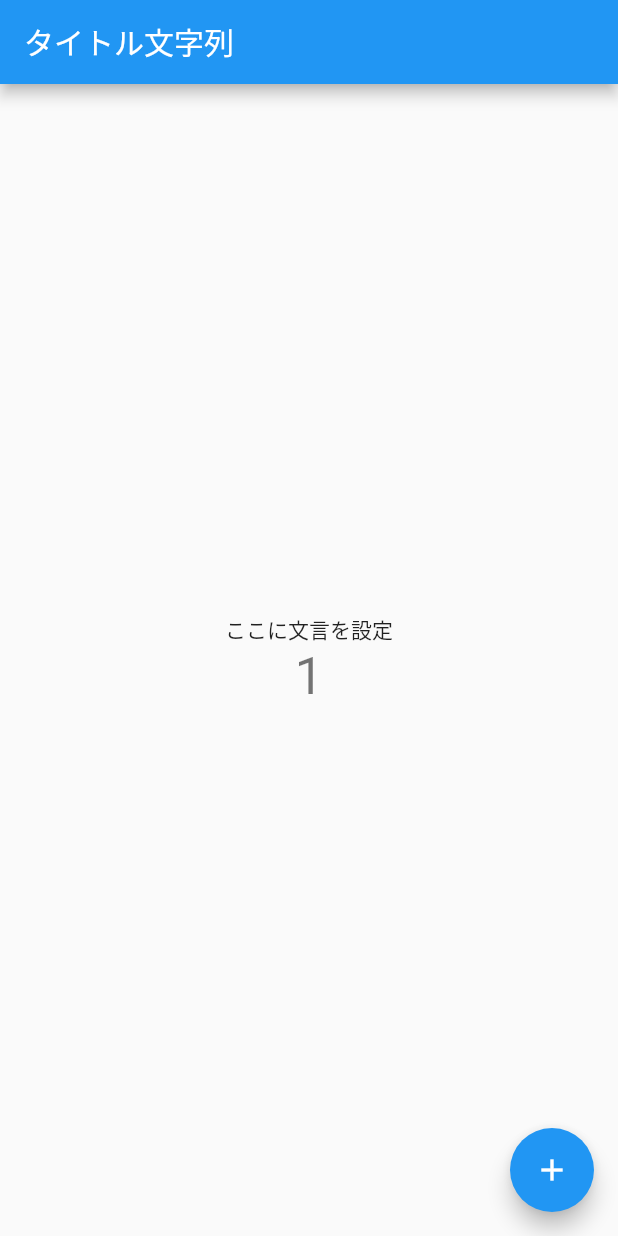
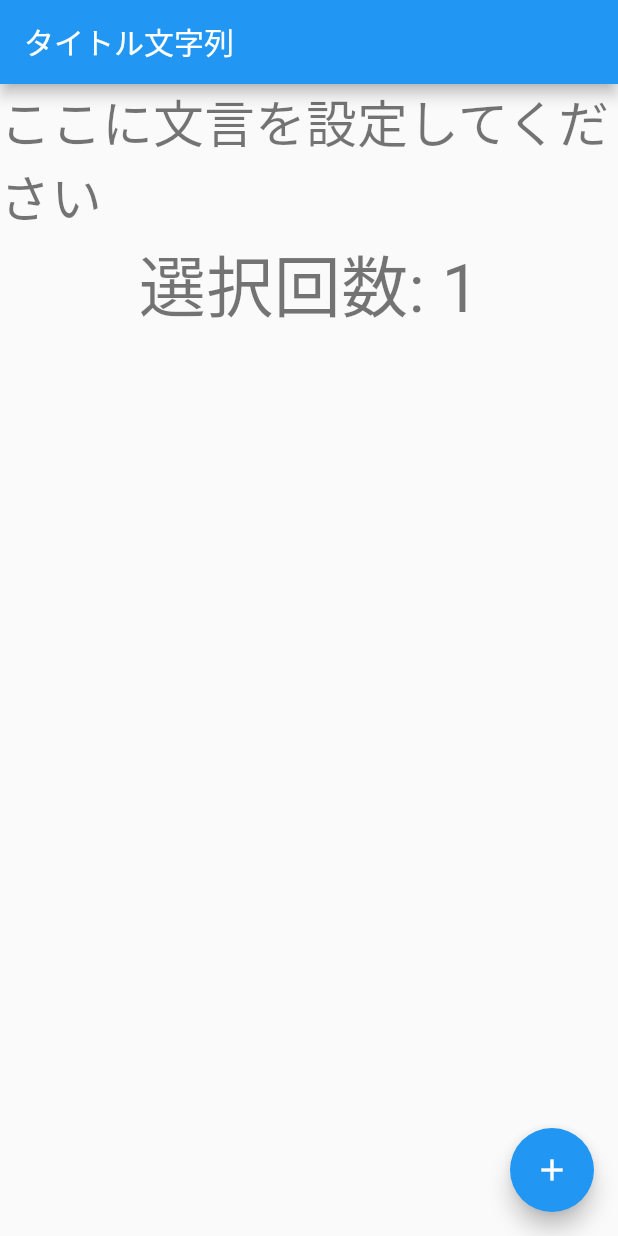
Before and after one commit to YI201610/FlutterPractice, a Flutter app: the screen it shows after launch, after a tap on the "add" icon, on a phone screen of 412 x 824 dp. Run offline on Flutter 3.47's test engine with Material 2 defaults, Android fonts, the phone set to English and light mode, and no system bars; network calls fail.

Commit message:
動作検証

```diff
--- a/lib/Domain/iTunes.dart
+++ b/lib/Domain/iTunes.dart
@@ -2,12 +2,14 @@ import 'package:FlutterTips/TechnicalService/HTTPService.dart';
 
 class iTunes {
 
+  /*クラスメソッド*/
   static void test() {
 
     var uri = new Uri.https(
         'rss.itunes.apple.com',
         '/api/v1/us/ios-apps/new-apps-we-love/all/10/explicit.json',
         null);
+
     final future = HTTPService.getJSONContent(uri);
     future.then((json) {
       print("*** json: ${json}");
--- a/lib/UI/MyApp.dart
+++ b/lib/UI/MyApp.dart
@@ -5,6 +5,7 @@ import 'package:FlutterTips/UI/MyHomePage.dart';
 
 /*  */
 class MyApp extends StatelessWidget {
+
   @override
   Widget build(BuildContext context) {
 
--- a/lib/UI/MyHomePage.dart
+++ b/lib/UI/MyHomePage.dart
@@ -13,7 +13,7 @@ class MyHomePage extends StatefulWidget {
 class _MyHomePageState extends State<MyHomePage> {
   int _counter = 0;
 
-  void _incrementCounter() {
+  void _updateCounterText() {
     setState(() {
       _counter++;
     });
@@ -28,23 +28,26 @@ class _MyHomePageState extends State<MyHomePage> {
       ),
       body: new Center(
         child: new Column(
-          mainAxisAlignment: MainAxisAlignment.center,
+          mainAxisAlignment: MainAxisAlignment.start,
           children: <Widget>[
             new Text(
-              'ここに文言を設定',
+              'ここに文言を設定してください',
+              style: Theme.of(context).textTheme.display1,
             ),
             new Text(
-              '$_counter',
-              style: Theme.of(context).textTheme.display1,
+              '選択回数: $_counter',
+              style: Theme.of(context).textTheme.display2,
             ),
           ],
         ),
       ),
+
       floatingActionButton: new FloatingActionButton(
-        onPressed: _incrementCounter,
-        tooltip: 'Increment',
+        onPressed: _updateCounterText,
+        tooltip: '長押しした際に表示するメッセージ',
         child: new Icon(Icons.add),
       ),
+
     );
   }
 }
```
